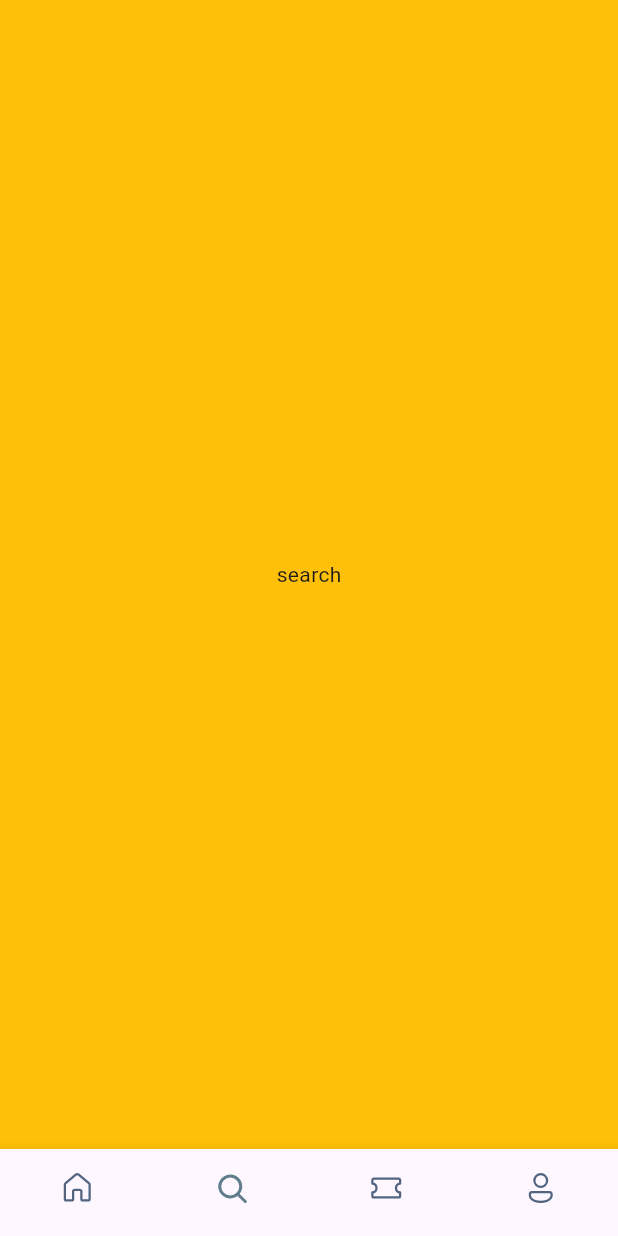
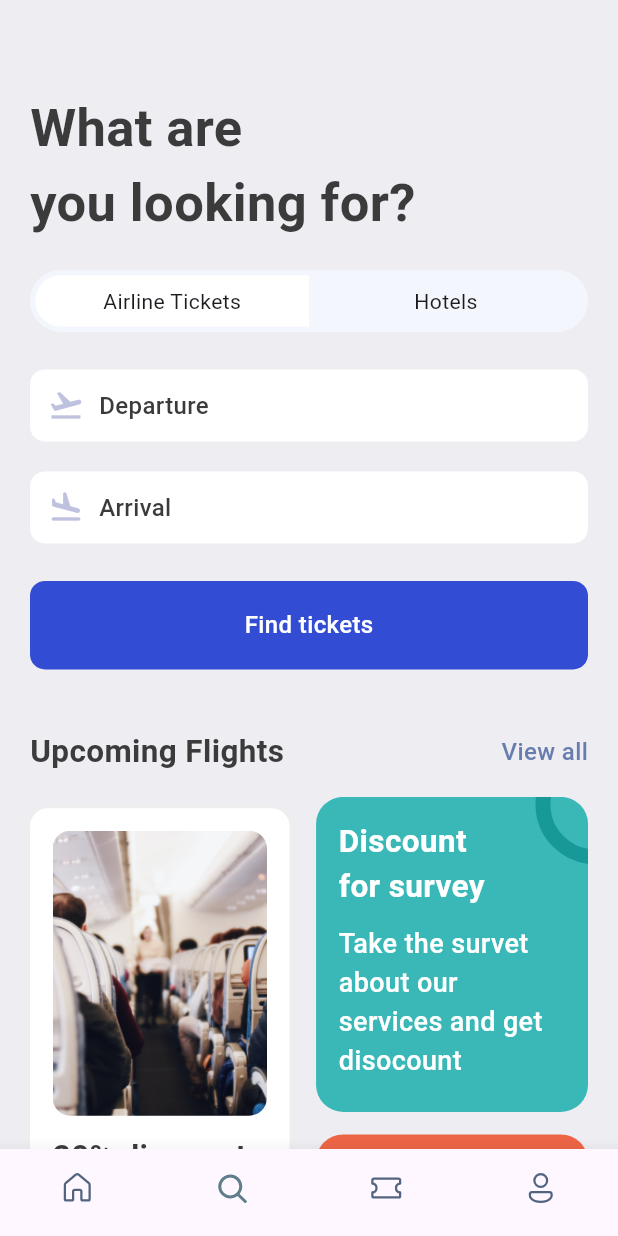
Before and after one commit to alieren97/TicketBooking, a Flutter app: the screen it shows after launch, item 2 of the bottom bar chosen, on a phone screen of 412 x 824 dp. Run offline on Flutter 3.47's test engine with Material 2 defaults, Android fonts, the phone set to English and light mode, and no system bars; our stand-ins replace fluentui_icons, gap, get.

Commit message:
Search view added.

```diff
--- a/lib/screens/bottom_bar.dart
+++ b/lib/screens/bottom_bar.dart
@@ -1,6 +1,7 @@
 import 'package:fluentui_icons/fluentui_icons.dart';
 import 'package:flutter/material.dart';
 import 'package:ticket_booking/screens/home_screen.dart';
+import 'package:ticket_booking/screens/search_screen.dart';
 
 class BottomBar extends StatefulWidget {
   const BottomBar({super.key});
@@ -13,7 +14,7 @@ class _BottomBarState extends State<BottomBar> {
   int _selectedIndex = 0;
   static final List<Widget> _widgetOptions = <Widget> [
     const HomeScreen(),
-    const Text("search"),
+    const SearchScreen(),
     const Text("tickets"),
     const Text("profile"),
   ];
--- a/lib/screens/home_screen.dart
+++ b/lib/screens/home_screen.dart
@@ -5,6 +5,7 @@ import 'package:ticket_booking/screens/hotel_screen.dart';
 import 'package:ticket_booking/screens/ticket_view.dart';
 import 'package:ticket_booking/utils/app_info_list.dart';
 import 'package:ticket_booking/utils/app_styles.dart';
+import 'package:ticket_booking/widgets/text_header_widget.dart';
 
 class HomeScreen extends StatelessWidget {
   const HomeScreen({super.key});
@@ -70,19 +71,7 @@ class HomeScreen extends StatelessWidget {
                     ),
                   ),
                   const Gap(40),
-                  Row(
-                    mainAxisAlignment: MainAxisAlignment.spaceBetween,
-                    children: [
-                      Text("Upcoming Flights", style: Styles.headLineStyle2),
-                      InkWell(
-                          onTap: () {
-                            print("You are tapped");
-                          },
-                          child: Text("View all",
-                              style: Styles.textStyle
-                                  .copyWith(color: Styles.primaryColor)))
-                    ],
-                  ),
+                  TextHeader(title: "Upcoming Flights", buttonTitle: "View all")
                 ],
               ),
             ),
@@ -90,34 +79,23 @@ class HomeScreen extends StatelessWidget {
             SingleChildScrollView(
               scrollDirection: Axis.horizontal,
               padding: const EdgeInsets.only(left: 20),
-             child: Row(
-                children: ticketList.map((ticket) => TicketView(ticket: ticket)).toList()
-              ),
+              child: Row(
+                  children: ticketList
+                      .map((ticket) => TicketView(ticket: ticket))
+                      .toList()),
             ),
             const Gap(15),
             Container(
               padding: const EdgeInsets.symmetric(horizontal: 20),
-              child: Row(
-                mainAxisAlignment: MainAxisAlignment.spaceBetween,
-                children: [
-                  Text("Hotels", style: Styles.headLineStyle2),
-                  InkWell(
-                      onTap: () {
-                        print("You are tapped");
-                      },
-                      child: Text("View all",
-                          style: Styles.textStyle
-                              .copyWith(color: Styles.primaryColor)))
-                ],
-              ),
+              child: TextHeader(title: "Hotels", buttonTitle: "View all",)
             ),
-
             SingleChildScrollView(
               scrollDirection: Axis.horizontal,
               padding: const EdgeInsets.only(left: 20),
               child: Row(
-                children: hotelList.map((hotel) => HotelScreen(hotel: hotel)).toList()
-              ),
+                  children: hotelList
+                      .map((hotel) => HotelScreen(hotel: hotel))
+                      .toList()),
             )
           ],
         ));
--- /dev/null
+++ b/lib/screens/search_screen.dart
@@ -0,0 +1,221 @@
+import 'package:flutter/material.dart';
+import 'package:gap/gap.dart';
+import 'package:ticket_booking/utils/app_layout.dart';
+import 'package:ticket_booking/utils/app_styles.dart';
+import 'package:ticket_booking/widgets/icon_text_widget.dart';
+import 'package:ticket_booking/widgets/text_header_widget.dart';
+
+class SearchScreen extends StatelessWidget {
+  const SearchScreen({super.key});
+
+  @override
+  Widget build(BuildContext context) {
+    final size = AppLayout.getSize(context);
+    return Scaffold(
+      backgroundColor: Styles.bgColor,
+      body: ListView(
+        padding: EdgeInsets.symmetric(
+            horizontal: AppLayout.getWidth(20),
+            vertical: AppLayout.getHeight(20)),
+        children: [
+          Gap(AppLayout.getHeight(40)),
+          Text(
+            "What are\nyou looking for?",
+            style: Styles.headLineStyle1
+                .copyWith(fontSize: AppLayout.getHeight(35)),
+          ),
+          Gap(AppLayout.getHeight(20)),
+          FittedBox(
+            child: Container(
+              padding: const EdgeInsets.all(3.5),
+              decoration: BoxDecoration(
+                color: const Color(0xFFF4F6FD),
+                borderRadius: BorderRadius.circular(
+                  AppLayout.getHeight(50),
+                ),
+              ),
+              child: Row(
+                children: [
+                  Container(
+                    width: size.width * .44,
+                    padding:
+                        EdgeInsets.symmetric(vertical: AppLayout.getHeight(7)),
+                    decoration: BoxDecoration(
+                        color: Colors.white,
+                        borderRadius: BorderRadius.horizontal(
+                          left: Radius.circular(
+                            AppLayout.getHeight(50),
+                          ),
+                        )),
+                    child: const Center(
+                      child: Text("Airline Tickets"),
+                    ),
+                  ),
+                  Container(
+                    width: size.width * .44,
+                    decoration: BoxDecoration(
+                        //color: Colors.white,
+                        borderRadius: BorderRadius.horizontal(
+                      right: Radius.circular(
+                        AppLayout.getHeight(50),
+                      ),
+                    )),
+                    child: const Center(
+                      child: Text("Hotels"),
+                    ),
+                  ),
+                ],
+              ),
+            ),
+          ),
+          Gap(AppLayout.getHeight(25)),
+          const AppIconText(
+              icon: Icons.flight_takeoff_outlined, text: "Departure"),
+          Gap(AppLayout.getHeight(20)),
+          const AppIconText(icon: Icons.flight_land_rounded, text: "Arrival"),
+          Gap(AppLayout.getHeight(25)),
+          Container(
+            padding: EdgeInsets.symmetric(
+                vertical: AppLayout.getWidth(18),
+                horizontal: AppLayout.getWidth(18)),
+            decoration: BoxDecoration(
+                color: const Color(0XD91130CE),
+                borderRadius: BorderRadius.circular(AppLayout.getWidth(10))),
+            child: Center(
+                child: Text(
+              "Find tickets",
+              style: Styles.textStyle.copyWith(color: Colors.white),
+            )),
+          ),
+          Gap(AppLayout.getHeight(40)),
+          TextHeader(
+            title: "Upcoming Flights",
+            buttonTitle: "View all",
+          ),
+          Gap(AppLayout.getHeight(15)),
+          Row(
+            mainAxisAlignment: MainAxisAlignment.spaceBetween,
+            children: [
+              Container(
+                height: AppLayout.getHeight(400),
+                width: size.width * 0.42,
+                padding: EdgeInsets.symmetric(
+                    horizontal: AppLayout.getHeight(15),
+                    vertical: AppLayout.getWidth(15)),
+                decoration: BoxDecoration(
+                    color: Colors.white,
+                    borderRadius:
+                        BorderRadius.circular(AppLayout.getHeight(12)),
+                    boxShadow: [
+                      BoxShadow(
+                          color: Colors.grey.shade200,
+                          blurRadius: 1,
+                          spreadRadius: 1)
+                    ]),
+                child: Column(
+                  children: [
+                    Container(
+                      height: AppLayout.getHeight(190),
+                      decoration: BoxDecoration(
+                        borderRadius:
+                            BorderRadius.circular(AppLayout.getHeight(12)),
+                        image: DecorationImage(
+                            image: AssetImage("assets/images/sit.jpg"),
+                            fit: BoxFit.cover),
+                      ),
+                    ),
+                    Gap(AppLayout.getHeight(12)),
+                    Text(
+                      "20% discount on the early booking of this flight, Don't miss out this chance",
+                      style: Styles.headLineStyle2,
+                      maxLines: 5,
+                    )
+                  ],
+                ),
+              ),
+              Column(
+                children: [
+                  Stack(
+                    children: [
+                      Container(
+                        width: size.width * 0.44,
+                        height: AppLayout.getHeight(210),
+                        decoration: BoxDecoration(
+                            color: const Color(0xFF3AB8B8),
+                            borderRadius:
+                                BorderRadius.circular(AppLayout.getHeight(18))),
+                        padding: EdgeInsets.symmetric(
+                            vertical: AppLayout.getHeight(15),
+                            horizontal: AppLayout.getWidth(15)),
+                        child: Column(
+                          crossAxisAlignment: CrossAxisAlignment.start,
+                          children: [
+                            Text(
+                              "Discount\nfor survey",
+                              style: Styles.headLineStyle2.copyWith(
+                                  fontWeight: FontWeight.bold,
+                                  color: Colors.white),
+                            ),
+                            Gap(AppLayout.getHeight(10)),
+                            Text(
+                              "Take the survet about our services and get disocount",
+                              style: Styles.headLineStyle2.copyWith(
+                                  fontWeight: FontWeight.w500,
+                                  color: Colors.white,
+                                  fontSize: 18),
+                            ),
+                          ],
+                        ),
+                      ),
+                      Positioned(
+                          right: -45,
+                          top: -35,
+                          child: Container(
+                            padding: EdgeInsets.all(AppLayout.getHeight(30)),
+                            decoration: BoxDecoration(
+                                shape: BoxShape.circle,
+                                border: Border.all(
+                                    width: 10, color: Color(0xFF189999)),
+                                color: Colors.transparent),
+                          ))
+                    ],
+                  ),
+                  Gap(AppLayout.getHeight(15)),
+                  Container(
+                    width: size.width * 0.44,
+                    height: AppLayout.getHeight(190),
+                    padding: EdgeInsets.symmetric(
+                        vertical: AppLayout.getHeight(15),
+                        horizontal: AppLayout.getWidth(15)),
+                    decoration: BoxDecoration(
+                        borderRadius:
+                            BorderRadius.circular(AppLayout.getHeight(18)),
+                        color: const Color(0xFFEC6545)),
+                    child: Column(
+                      children: [
+                        Text(
+                          "Take love",
+                          style: Styles.headLineStyle2.copyWith(
+                              color: Colors.white, fontWeight: FontWeight.bold),
+                          textAlign: TextAlign.center,
+                        ),
+                        Gap(AppLayout.getHeight(5)),
+                        RichText(text: const TextSpan(
+                          children: [
+                            TextSpan(text: '😍',style: TextStyle(fontSize: 30)),
+                            TextSpan(text: '🥰',style: TextStyle(fontSize: 50)),
+                            TextSpan(text: '😘',style: TextStyle(fontSize: 30)),
+                          ]
+                        ))
+                      ],
+                    ),
+                  )
+                ],
+              )
+            ],
+          )
+        ],
+      ),
+    );
+  }
+}
--- /dev/null
+++ b/lib/widgets/icon_text_widget.dart
@@ -0,0 +1,34 @@
+import 'package:flutter/material.dart';
+import 'package:gap/gap.dart';
+import 'package:ticket_booking/utils/app_layout.dart';
+import 'package:ticket_booking/utils/app_styles.dart';
+
+class AppIconText extends StatelessWidget {
+  final IconData icon;
+  final String text;
+  const AppIconText({super.key, required this.icon, required this.text});
+
+  @override
+  Widget build(BuildContext context) {
+    return Container(
+      padding: EdgeInsets.symmetric(
+          vertical: AppLayout.getWidth(12), horizontal: AppLayout.getWidth(12)),
+      decoration: BoxDecoration(
+          color: Colors.white,
+          borderRadius: BorderRadius.circular(AppLayout.getWidth(10))),
+      child: Row(
+        children: [
+          Icon(
+            icon,
+            color: const Color(0xFFBFC2DF),
+          ),
+          Gap(AppLayout.getHeight(10)),
+          Text(
+            text,
+            style: Styles.textStyle,
+          )
+        ],
+      ),
+    );
+  }
+}
--- /dev/null
+++ b/lib/widgets/text_header_widget.dart
@@ -0,0 +1,24 @@
+import 'package:flutter/material.dart';
+import 'package:ticket_booking/utils/app_styles.dart';
+
+class TextHeader extends StatelessWidget {
+  final String title;
+  final String buttonTitle;
+  TextHeader({super.key, required this.title, required this.buttonTitle});
+
+  @override
+  Widget build(BuildContext context) {
+    return  Row(
+        mainAxisAlignment: MainAxisAlignment.spaceBetween,
+        children: [
+          Text(title, style: Styles.headLineStyle2),
+          InkWell(
+              onTap: () {
+                print("You are tapped");
+              },
+              child: Text(buttonTitle,
+                  style: Styles.textStyle.copyWith(color: Styles.primaryColor)))
+        ],
+      );
+  }
+}
```
